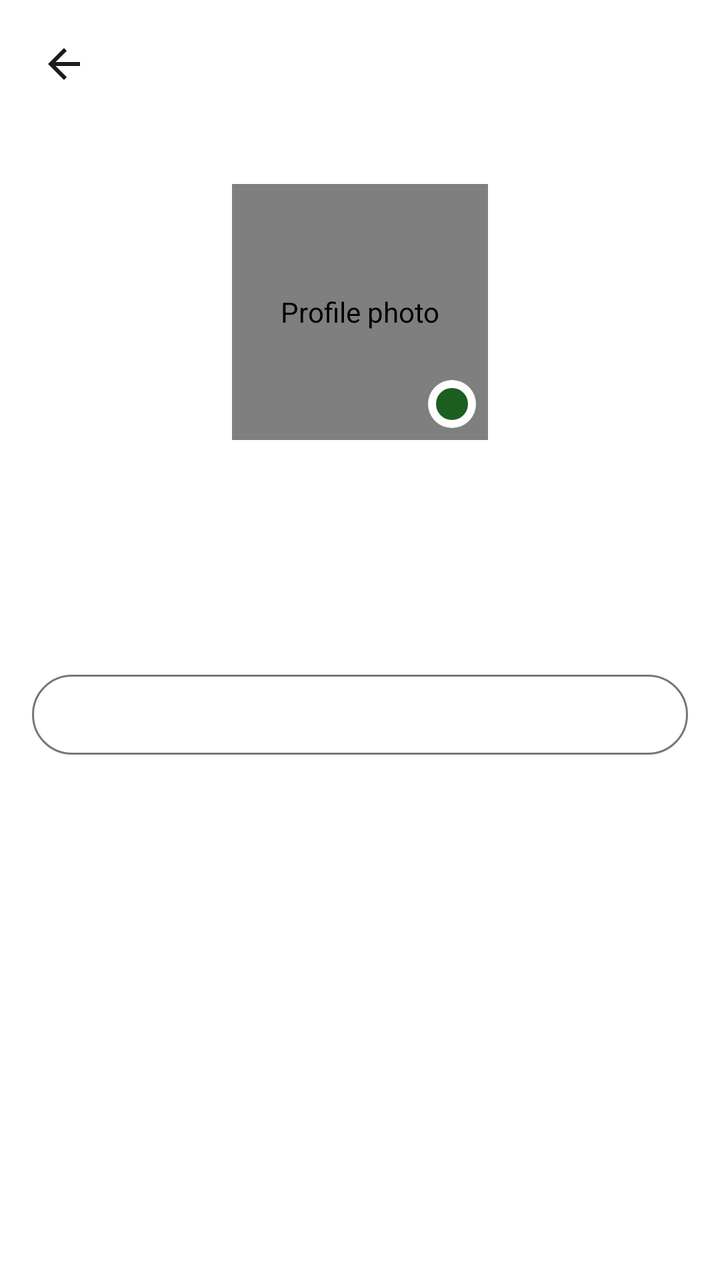
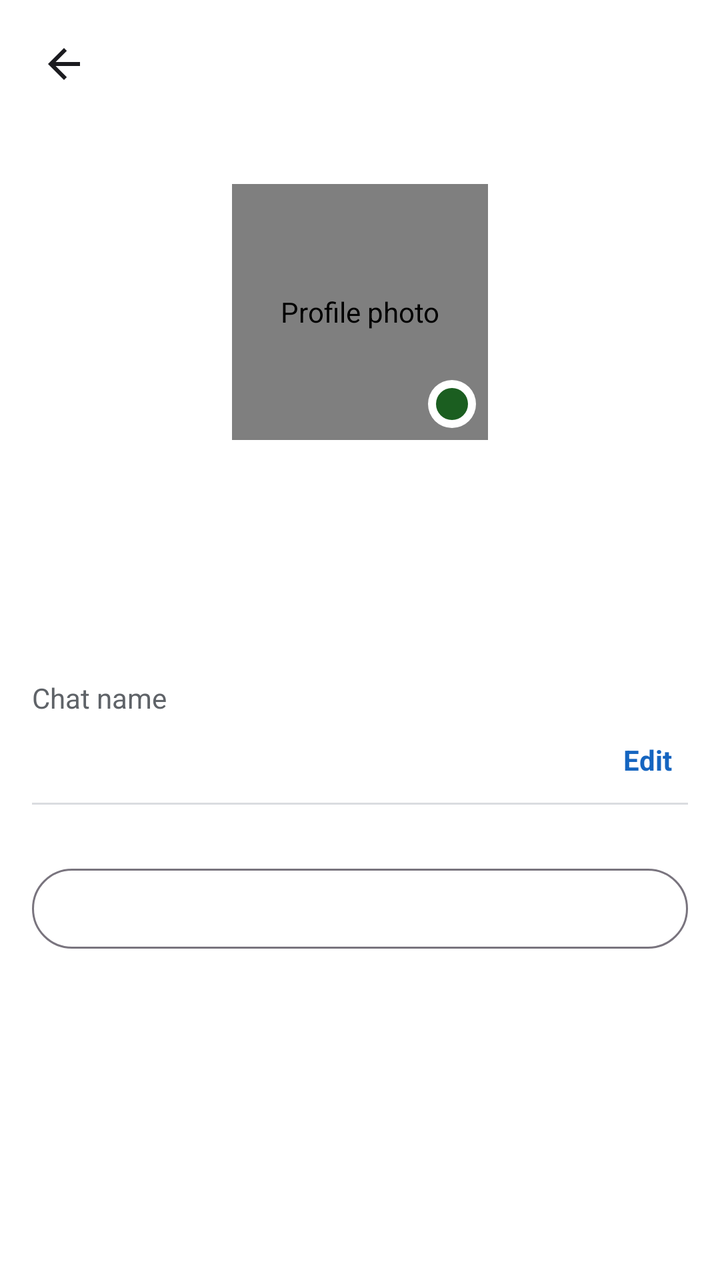

Compare the two renders of this Android layout. The source of the first and the diff that turns it into the second are given below.
<!-- AndroidManifest.xml: application theme Theme.BChat -->
<!-- res/layout/activity_profile.xml -->
<?xml version="1.0" encoding="utf-8"?>
<LinearLayout xmlns:android="http://schemas.android.com/apk/res/android"
    xmlns:app="http://schemas.android.com/apk/res-auto"
    xmlns:tools="http://schemas.android.com/tools"
    android:id="@+id/root"
    android:layout_width="match_parent"
    android:layout_height="match_parent"
    android:background="@color/surface"
    android:orientation="vertical"
    tools:context=".ProfileActivity">

    <LinearLayout
        android:layout_width="match_parent"
        android:layout_height="wrap_content"
        android:gravity="center_vertical"
        android:minHeight="64dp"
        android:orientation="horizontal"
        android:paddingStart="8dp"
        android:paddingEnd="8dp">

        <ImageButton
            android:id="@+id/btnBack"
            android:layout_width="48dp"
            android:layout_height="48dp"
            android:background="?attr/selectableItemBackgroundBorderless"
            android:contentDescription="Back"
            android:src="@drawable/ic_arrow_back" />
    </LinearLayout>

    <LinearLayout
        android:layout_width="match_parent"
        android:layout_height="wrap_content"
        android:gravity="center_horizontal"
        android:orientation="vertical"
        android:paddingTop="24dp">

        <FrameLayout
            android:layout_width="136dp"
            android:layout_height="136dp">

            <com.kherphy.bchat.AvatarView
                android:id="@+id/avatarBig"
                android:layout_width="128dp"
                android:layout_height="128dp"
                android:layout_gravity="center"
                android:contentDescription="Profile photo" />

            <FrameLayout
                android:id="@+id/onlineDot"
                android:layout_width="24dp"
                android:layout_height="24dp"
                android:layout_gravity="bottom|end"
                android:layout_marginEnd="10dp"
                android:layout_marginBottom="10dp">

                <View
                    android:layout_width="match_parent"
                    android:layout_height="match_parent"
                    android:background="@drawable/bg_circle"
                    android:backgroundTint="@color/surface" />

                <View
                    android:layout_width="16dp"
                    android:layout_height="16dp"
                    android:layout_gravity="center"
                    android:background="@drawable/bg_circle"
                    android:backgroundTint="@color/status_connected" />
            </FrameLayout>
        </FrameLayout>

        <TextView
            android:id="@+id/tvName"
            android:layout_width="wrap_content"
            android:layout_height="wrap_content"
            android:layout_marginStart="24dp"
            android:layout_marginTop="20dp"
            android:layout_marginEnd="24dp"
            android:ellipsize="end"
            android:maxLines="1"
            android:textColor="@color/text_primary"
            android:textSize="24sp" />

        <LinearLayout
            android:layout_width="wrap_content"
            android:layout_height="wrap_content"
            android:layout_marginTop="6dp"
            android:gravity="center_vertical"
            android:orientation="horizontal">

            <View
                android:id="@+id/statusDot"
                android:layout_width="8dp"
                android:layout_height="8dp"
                android:background="@drawable/bg_circle" />

            <TextView
                android:id="@+id/tvStatus"
                android:layout_width="wrap_content"
                android:layout_height="wrap_content"
                android:layout_marginStart="6dp"
                android:textSize="14sp" />
        </LinearLayout>

        <com.google.android.material.button.MaterialButton
            android:id="@+id/btnAction"
            style="@style/Widget.Material3.Button.OutlinedButton"
            android:layout_width="match_parent"
            android:layout_height="48dp"
            android:layout_marginStart="16dp"
            android:layout_marginTop="32dp"
            android:layout_marginEnd="16dp"
            app:cornerRadius="24dp" />
    </LinearLayout>
</LinearLayout>
<!-- resources referenced by this layout -->
<resources>
  <color name="status_connected">#1B5E20</color>
  <color name="surface">#FFFFFF</color>
  <color name="text_primary">#1B1B1F</color>
  <!-- drawable bg_circle (drawable) -->
  <?xml version="1.0" encoding="utf-8"?>
  <shape xmlns:android="http://schemas.android.com/apk/res/android"
      android:shape="oval">
      <solid android:color="@color/white" />
  </shape>
  <!-- drawable ic_arrow_back (drawable) -->
  <?xml version="1.0" encoding="utf-8"?>
  <vector xmlns:android="http://schemas.android.com/apk/res/android"
      android:width="24dp"
      android:height="24dp"
      android:viewportWidth="24"
      android:viewportHeight="24">
      <path
          android:fillColor="@color/text_primary"
          android:pathData="M20,11H7.83l5.59,-5.59L12,4l-8,8 8,8 1.41,-1.41L7.83,13H20v-2z" />
  </vector>
  <style name="Theme.BChat" parent="Base.Theme.BChat" />
  <color name="white">#FFFFFFFF</color>
  <style name="Base.Theme.BChat" parent="Theme.Material3.DayNight.NoActionBar">
          <item name="colorPrimary">@color/primary</item>
      </style>
  <color name="primary">#1565C0</color>
</resources>

<!-- the commit's change to res/layout/activity_profile.xml (unified diff, before → after) -->
@@ -27,88 +27,160 @@
             android:src="@drawable/ic_arrow_back" />
     </LinearLayout>
 
-    <LinearLayout
+    <ScrollView
         android:layout_width="match_parent"
-        android:layout_height="wrap_content"
-        android:gravity="center_horizontal"
-        android:orientation="vertical"
-        android:paddingTop="24dp">
+        android:layout_height="match_parent">
 
-        <FrameLayout
-            android:layout_width="136dp"
-            android:layout_height="136dp">
-
-            <com.kherphy.bchat.AvatarView
-                android:id="@+id/avatarBig"
-                android:layout_width="128dp"
-                android:layout_height="128dp"
-                android:layout_gravity="center"
-                android:contentDescription="Profile photo" />
+        <LinearLayout
+            android:layout_width="match_parent"
+            android:layout_height="wrap_content"
+            android:gravity="center_horizontal"
+            android:orientation="vertical"
+            android:paddingTop="24dp"
+            android:paddingBottom="24dp">
 
             <FrameLayout
-                android:id="@+id/onlineDot"
-                android:layout_width="24dp"
-                android:layout_height="24dp"
-                android:layout_gravity="bottom|end"
-                android:layout_marginEnd="10dp"
-                android:layout_marginBottom="10dp">
+                android:layout_width="136dp"
+                android:layout_height="136dp">
+
+                <com.kherphy.bchat.AvatarView
+                    android:id="@+id/avatarBig"
+                    android:layout_width="128dp"
+                    android:layout_height="128dp"
+                    android:layout_gravity="center"
+                    android:contentDescription="Profile photo" />
+
+                <FrameLayout
+                    android:id="@+id/onlineDot"
+                    android:layout_width="24dp"
+                    android:layout_height="24dp"
+                    android:layout_gravity="bottom|end"
+                    android:layout_marginEnd="10dp"
+                    android:layout_marginBottom="10dp">
+
+                    <View
+                        android:layout_width="match_parent"
+                        android:layout_height="match_parent"
+                        android:background="@drawable/bg_circle"
+                        android:backgroundTint="@color/surface" />
+
+                    <View
+                        android:layout_width="16dp"
+                        android:layout_height="16dp"
+                        android:layout_gravity="center"
+                        android:background="@drawable/bg_circle"
+                        android:backgroundTint="@color/status_connected" />
+                </FrameLayout>
+            </FrameLayout>
+
+            <TextView
+                android:id="@+id/tvName"
+                android:layout_width="wrap_content"
+                android:layout_height="wrap_content"
+                android:layout_marginStart="24dp"
+                android:layout_marginTop="20dp"
+                android:layout_marginEnd="24dp"
+                android:ellipsize="end"
+                android:maxLines="1"
+                android:textColor="@color/text_primary"
+                android:textSize="24sp" />
+
+            <TextView
+                android:id="@+id/tvRealName"
+                android:layout_width="wrap_content"
+                android:layout_height="wrap_content"
+                android:layout_marginStart="24dp"
+                android:layout_marginTop="2dp"
+                android:layout_marginEnd="24dp"
+                android:ellipsize="end"
+                android:maxLines="1"
+                android:textColor="@color/text_secondary"
+                android:textSize="13sp"
+                android:visibility="gone" />
+
+            <LinearLayout
+                android:layout_width="wrap_content"
+                android:layout_height="wrap_content"
+                android:layout_marginTop="8dp"
+                android:gravity="center_vertical"
+                android:orientation="horizontal">
+
+                <View
+                    android:id="@+id/statusDot"
+                    android:layout_width="8dp"
+                    android:layout_height="8dp"
+                    android:background="@drawable/bg_circle" />
+
+                <TextView
+                    android:id="@+id/tvStatus"
+                    android:layout_width="wrap_content"
+                    android:layout_height="wrap_content"
+                    android:layout_marginStart="6dp"
+                    android:textSize="14sp" />
+            </LinearLayout>
+
+            <LinearLayout
+                android:id="@+id/rowChatName"
+                android:layout_width="match_parent"
+                android:layout_height="wrap_content"
+                android:layout_marginStart="16dp"
+                android:layout_marginTop="28dp"
+                android:layout_marginEnd="16dp"
+                android:background="?attr/selectableItemBackground"
+                android:clickable="true"
+                android:focusable="true"
+                android:orientation="vertical"
+                android:paddingTop="8dp">
+
+                <TextView
+                    android:layout_width="wrap_content"
+                    android:layout_height="wrap_content"
+                    android:text="Chat name"
+                    android:textColor="@color/text_secondary"
+                    android:textSize="14sp" />
+
+                <LinearLayout
+                    android:layout_width="match_parent"
+                    android:layout_height="wrap_content"
+                    android:layout_marginTop="4dp"
+                    android:gravity="center_vertical"
+                    android:orientation="horizontal">
+
+                    <TextView
+                        android:id="@+id/tvChatNameValue"
+                        android:layout_width="0dp"
+                        android:layout_height="wrap_content"
+                        android:layout_weight="1"
+                        android:ellipsize="end"
+                        android:maxLines="1"
+                        android:textSize="16sp" />
+
+                    <TextView
+                        android:layout_width="wrap_content"
+                        android:layout_height="wrap_content"
+                        android:padding="8dp"
+                        android:text="Edit"
+                        android:textColor="@color/primary"
+                        android:textSize="14sp"
+                        android:textStyle="bold" />
+                </LinearLayout>
 
                 <View
                     android:layout_width="match_parent"
-                    android:layout_height="match_parent"
-                    android:background="@drawable/bg_circle"
-                    android:backgroundTint="@color/surface" />
+                    android:layout_height="1dp"
+                    android:layout_marginTop="4dp"
+                    android:background="@color/divider" />
+            </LinearLayout>
 
-                <View
-                    android:layout_width="16dp"
-                    android:layout_height="16dp"
-                    android:layout_gravity="center"
-                    android:background="@drawable/bg_circle"
-                    android:backgroundTint="@color/status_connected" />
-            </FrameLayout>
-        </FrameLayout>
-
-        <TextView
-            android:id="@+id/tvName"
-            android:layout_width="wrap_content"
-            android:layout_height="wrap_content"
-            android:layout_marginStart="24dp"
-            android:layout_marginTop="20dp"
-            android:layout_marginEnd="24dp"
-            android:ellipsize="end"
-            android:maxLines="1"
-            android:textColor="@color/text_primary"
-            android:textSize="24sp" />
-
-        <LinearLayout
-            android:layout_width="wrap_content"
-            android:layout_height="wrap_content"
-            android:layout_marginTop="6dp"
-            android:gravity="center_vertical"
-            android:orientation="horizontal">
-
-            <View
-                android:id="@+id/statusDot"
-                android:layout_width="8dp"
-                android:layout_height="8dp"
-                android:background="@drawable/bg_circle" />
-
-            <TextView
-                android:id="@+id/tvStatus"
-                android:layout_width="wrap_content"
-                android:layout_height="wrap_content"
-                android:layout_marginStart="6dp"
-                android:textSize="14sp" />
+            <com.google.android.material.button.MaterialButton
+                android:id="@+id/btnAction"
+                style="@style/Widget.Material3.Button.OutlinedButton"
+                android:layout_width="match_parent"
+                android:layout_height="48dp"
+                android:layout_marginStart="16dp"
+                android:layout_marginTop="28dp"
+                android:layout_marginEnd="16dp"
+                app:cornerRadius="24dp" />
         </LinearLayout>
-
-        <com.google.android.material.button.MaterialButton
-            android:id="@+id/btnAction"
-            style="@style/Widget.Material3.Button.OutlinedButton"
-            android:layout_width="match_parent"
-            android:layout_height="48dp"
-            android:layout_marginStart="16dp"
-            android:layout_marginTop="32dp"
-            android:layout_marginEnd="16dp"
-            app:cornerRadius="24dp" />
-    </LinearLayout>
+    </ScrollView>
 </LinearLayout>
<!-- resource entries referenced after the edit -->
@@ -1,8 +1,10 @@
 <!-- resources referenced by this layout -->
 <resources>
+  <color name="divider">#DADCE0</color>
   <color name="status_connected">#1B5E20</color>
   <color name="surface">#FFFFFF</color>
   <color name="text_primary">#1B1B1F</color>
+  <color name="text_secondary">#5F6368</color>
   <!-- drawable bg_circle (drawable) -->
   <?xml version="1.0" encoding="utf-8"?>
   <shape xmlns:android="http://schemas.android.com/apk/res/android"
